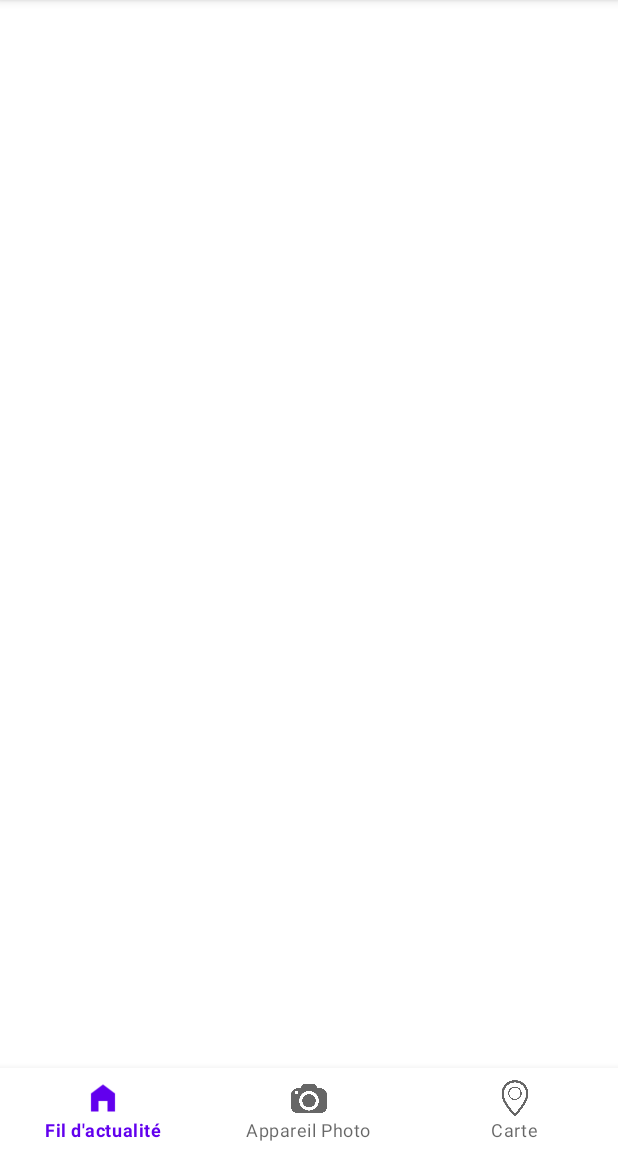
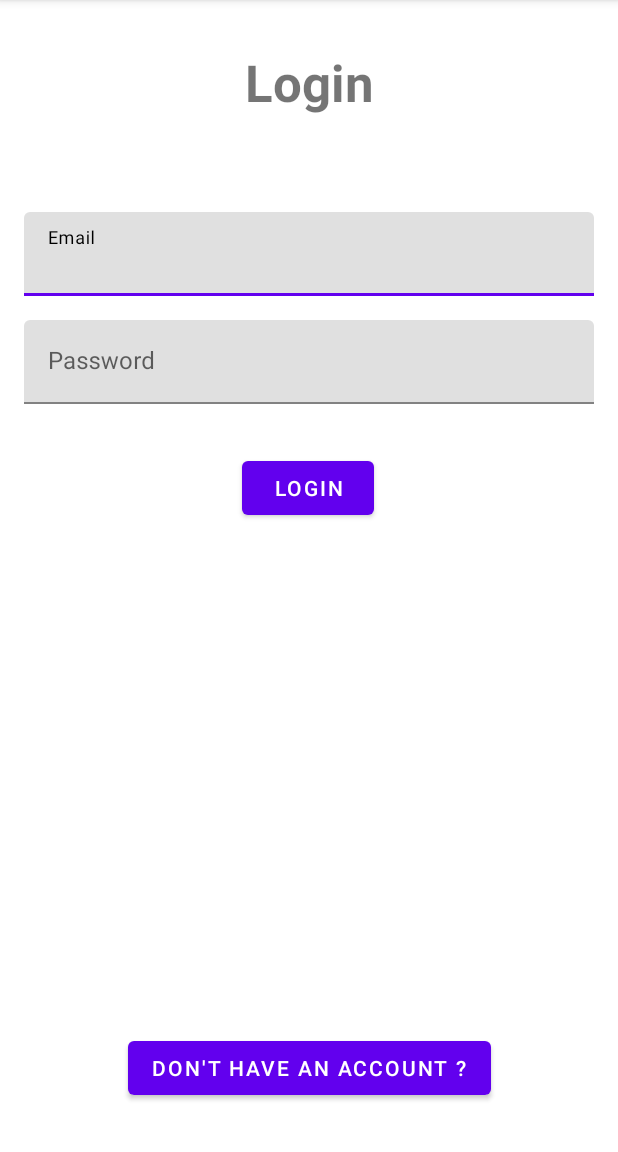
Before and after one commit to AlexandreDeluc/Tier-chaser, an Android app: the screen it shows after launch (HomeActivity before the commit, UserActivity after it), on a phone screen of 412 x 824 dp, the part 84-1236 px from its top. Run offline under Robolectric (Android 15) with nearby library versions, the phone set to English and light mode, and no system bars; our stand-ins replace Firebase (no records; nobody signed in at launch, a user with empty details on screens opened directly).

```diff
--- a/app/src/main/AndroidManifest.xml
+++ b/app/src/main/AndroidManifest.xml
@@ -1,6 +1,9 @@
 <?xml version="1.0" encoding="utf-8"?>
 <manifest xmlns:android="http://schemas.android.com/apk/res/android"
     package="fr.isen.deluc.tierchaser">
+
+    <uses-permission android:name="android.permission.WRITE_EXTERNAL_STORAGE" />
+    <uses-permission android:name="android.permission.READ_EXTERNAL_STORAGE" />
 
     <application
         android:allowBackup="true"
@@ -9,6 +12,9 @@
         android:roundIcon="@mipmap/ic_launcher_round"
         android:supportsRtl="true"
         android:theme="@style/Theme.TierChaser">
+        <activity
+            android:name=".UserActivity"
+            android:exported="false" />
         <activity
             android:name=".HomeActivity"
             android:exported="false" />
--- a/app/src/main/java/fr/isen/deluc/tierchaser/LoadingActivity.kt
+++ b/app/src/main/java/fr/isen/deluc/tierchaser/LoadingActivity.kt
@@ -20,7 +20,7 @@ class LoadingActivity : AppCompatActivity() {
         )
         Handler().postDelayed(
             {
-                val intent = Intent(this, HomeActivity::class.java)
+                val intent = Intent(this, UserActivity::class.java)
                 startActivity(intent)
                 finish()
             },
--- /dev/null
+++ b/app/src/main/java/fr/isen/deluc/tierchaser/LoginFragment.kt
@@ -0,0 +1,96 @@
+package fr.isen.deluc.tierchaser
+
+import android.content.Context
+import android.content.Intent
+import android.os.Bundle
+import android.text.TextUtils
+import android.util.Log
+import androidx.fragment.app.Fragment
+import android.view.LayoutInflater
+import android.view.View
+import android.view.ViewGroup
+import android.widget.Toast
+import com.google.firebase.auth.AuthResult
+import com.google.firebase.auth.FirebaseAuth
+import com.google.firebase.auth.FirebaseUser
+import com.google.firebase.auth.ktx.auth
+import com.google.firebase.ktx.Firebase
+import fr.isen.deluc.tierchaser.databinding.FragmentLoginBinding
+import fr.isen.deluc.tierchaser.databinding.FragmentRegisterBinding
+
+class LoginFragment : Fragment() {
+    private lateinit var binding: FragmentLoginBinding
+    private lateinit var auth: FirebaseAuth;
+    var interactor: UserActivityFragmentInteraction? = null
+
+
+
+    override fun onCreate(savedInstanceState: Bundle?) {
+        super.onCreate(savedInstanceState)
+        auth = Firebase.auth
+        }
+
+    override fun onAttach(context: Context) {
+        super.onAttach(context)
+        interactor = context as? UserActivityFragmentInteraction
+    }
+
+    override fun onCreateView(
+        inflater: LayoutInflater, container: ViewGroup?,
+        savedInstanceState: Bundle?
+    ): View? {
+        binding = FragmentLoginBinding.inflate(inflater, container, false)
+        return binding.root
+    }
+
+    override fun onViewCreated(view: View, savedInstanceState: Bundle?) {
+        super.onViewCreated(view, savedInstanceState)
+
+        binding.connectBtn.setOnClickListener {
+            when {
+                TextUtils.isEmpty(binding.email.text.toString().trim { it <= ' ' }) -> {
+                    Toast.makeText(activity, "Please enter an email", Toast.LENGTH_LONG).show()
+                }
+                TextUtils.isEmpty(binding.password.text.toString().trim { it <= ' ' }) -> {
+                    Toast.makeText(activity, "Please enter a password", Toast.LENGTH_LONG).show()
+                }
+
+                else -> {
+                    val email: String = binding.email.text.toString().trim() { it <= ' ' }
+                    val password: String = binding.password.text.toString().trim() { it <= ' ' }
+
+                    FirebaseAuth.getInstance().signInWithEmailAndPassword(email, password)
+                        .addOnCompleteListener { task ->
+                            if (task.isSuccessful) {
+                                Toast.makeText(
+                                    activity,
+                                    "You are registered successfully",
+                                    Toast.LENGTH_LONG
+                                ).show()
+
+                                val intent = Intent(activity, HomeActivity::class.java)
+                                intent.flags =
+                                    Intent.FLAG_ACTIVITY_NEW_TASK or Intent.FLAG_ACTIVITY_CLEAR_TASK
+                                intent.putExtra(
+                                    "user_id",
+                                    FirebaseAuth.getInstance().currentUser!!.uid
+                                )
+                                intent.putExtra("email_id", email)
+                                startActivity(intent)
+                            } else {
+                                Toast.makeText(
+                                    activity,
+                                    task.exception!!.message.toString(),
+                                    Toast.LENGTH_LONG
+                                ).show()
+                            }
+                        }
+
+                }
+            }
+        }
+        binding.noAccountBtn.setOnClickListener {
+            interactor?.showRegister()
+        }
+    }
+}
--- /dev/null
+++ b/app/src/main/java/fr/isen/deluc/tierchaser/UserActivity.kt
@@ -0,0 +1,67 @@
+package fr.isen.deluc.tierchaser
+
+import android.content.Intent
+import androidx.appcompat.app.AppCompatActivity
+import android.os.Bundle
+import android.widget.Toast
+import fr.isen.deluc.tierchaser.databinding.ActivityUserBinding
+
+interface UserActivityFragmentInteraction {
+    fun showLogin()
+    fun showRegister()
+    fun makeRequest(email:String?, password: String?, firstName: String?, lastName: String?, isFromLogin: Boolean)
+}
+
+class UserActivity : AppCompatActivity(), UserActivityFragmentInteraction {
+    private lateinit var binding: ActivityUserBinding
+    override fun onCreate(savedInstanceState: Bundle?) {
+        super.onCreate(savedInstanceState)
+        binding= ActivityUserBinding.inflate(layoutInflater)
+        setContentView(binding.root)
+
+        val fragment = LoginFragment()
+        supportFragmentManager.beginTransaction().add(R.id.fragmentAuthentification, fragment).commit()
+    }
+
+    override fun showLogin() {
+        val loginFragment = LoginFragment()
+        supportFragmentManager.beginTransaction().replace(R.id.fragmentAuthentification, loginFragment)
+            .commit()
+    }
+
+    override fun showRegister() {
+        val registerFragment = RegisterFragment()
+        supportFragmentManager.beginTransaction().replace(R.id.fragmentAuthentification, registerFragment)
+            .commit()
+    }
+
+    override fun makeRequest(
+        email: String?,
+        password: String?,
+        firstName: String?,
+        lastName: String?,
+        isFromLogin: Boolean
+    ) {
+        if (verifyInformation(email, password, firstName, lastName, isFromLogin)) {
+            val intent = Intent(this, HomeActivity::class.java)
+            startActivity(intent)
+        } else {
+            Toast.makeText(this, getString(R.string.invalidForm), Toast.LENGTH_LONG).show()
+        }
+    }
+
+    private fun verifyInformation(
+        email: String?,
+        password: String?,
+        firstName: String?,
+        lastName: String?,
+        isFromLogin: Boolean
+    ): Boolean {
+        var verified = (email?.isNotEmpty() == true && password?.count() ?: 0 >= 6)
+        if (!isFromLogin) {
+            verified =
+                verified && (firstName?.isNotEmpty() == true && lastName?.isNotEmpty() == true)
+        }
+        return verified
+    }
+}
--- /dev/null
+++ b/app/src/main/res/layout/activity_user.xml
@@ -0,0 +1,21 @@
+<?xml version="1.0" encoding="utf-8"?>
+<androidx.constraintlayout.widget.ConstraintLayout xmlns:android="http://schemas.android.com/apk/res/android"
+    xmlns:app="http://schemas.android.com/apk/res-auto"
+    xmlns:tools="http://schemas.android.com/tools"
+    android:layout_width="match_parent"
+    android:layout_height="match_parent"
+    tools:context=".UserActivity">
+
+    <FrameLayout
+        android:id="@+id/fragmentAuthentification"
+        android:layout_width="0dp"
+        android:layout_height="0dp"
+        app:layout_constraintBottom_toBottomOf="parent"
+        app:layout_constraintEnd_toEndOf="parent"
+        app:layout_constraintHorizontal_bias="1.0"
+        app:layout_constraintStart_toStartOf="parent"
+        app:layout_constraintTop_toTopOf="parent">
+
+    </FrameLayout>
+
+</androidx.constraintlayout.widget.ConstraintLayout>
--- /dev/null
+++ b/app/src/main/res/layout/fragment_login.xml
@@ -0,0 +1,80 @@
+<?xml version="1.0" encoding="utf-8"?>
+<androidx.constraintlayout.widget.ConstraintLayout xmlns:android="http://schemas.android.com/apk/res/android"
+    xmlns:app="http://schemas.android.com/apk/res-auto"
+    xmlns:tools="http://schemas.android.com/tools"
+    android:layout_width="match_parent"
+    android:layout_height="match_parent">
+
+    <TextView
+        android:id="@+id/titleLogIn"
+        android:layout_width="wrap_content"
+        android:layout_height="wrap_content"
+        android:layout_marginTop="32dp"
+        android:text="@string/loginTitle"
+        android:textSize="34sp"
+        android:textStyle="bold"
+        app:layout_constraintEnd_toEndOf="parent"
+        app:layout_constraintStart_toStartOf="parent"
+        app:layout_constraintTop_toTopOf="parent" />
+
+    <com.google.android.material.textfield.TextInputLayout
+        android:id="@+id/textInputLayout"
+        android:layout_width="0dp"
+        android:layout_height="wrap_content"
+        android:layout_marginStart="16dp"
+        android:layout_marginTop="64dp"
+        android:layout_marginEnd="16dp"
+        app:hintTextColor="@color/black"
+        app:layout_constraintEnd_toEndOf="parent"
+        app:layout_constraintHorizontal_bias="0.0"
+        app:layout_constraintStart_toStartOf="parent"
+        app:layout_constraintTop_toBottomOf="@+id/titleLogIn">
+
+        <com.google.android.material.textfield.TextInputEditText
+            android:id="@+id/email"
+            android:layout_width="match_parent"
+            android:layout_height="wrap_content"
+            android:hint="@string/email"
+            android:textColor="@color/black" />
+    </com.google.android.material.textfield.TextInputLayout>
+
+    <com.google.android.material.textfield.TextInputLayout
+        android:id="@+id/textInputLayout2"
+        android:layout_width="0dp"
+        android:layout_height="wrap_content"
+        android:layout_marginTop="16dp"
+        app:hintTextColor="@color/black"
+        app:layout_constraintEnd_toEndOf="@+id/textInputLayout"
+        app:layout_constraintStart_toStartOf="@+id/textInputLayout"
+        app:layout_constraintTop_toBottomOf="@+id/textInputLayout">
+
+        <com.google.android.material.textfield.TextInputEditText
+            android:id="@+id/password"
+            android:layout_width="match_parent"
+            android:layout_height="wrap_content"
+            android:hint="@string/password"
+            android:inputType="textPassword" />
+    </com.google.android.material.textfield.TextInputLayout>
+
+    <Button
+        android:id="@+id/connectBtn"
+        android:layout_width="wrap_content"
+        android:layout_height="wrap_content"
+        android:layout_marginTop="32dp"
+        android:text="@string/loginTitle"
+        app:layout_constraintEnd_toEndOf="parent"
+        app:layout_constraintHorizontal_bias="0.498"
+        app:layout_constraintStart_toStartOf="parent"
+        app:layout_constraintTop_toBottomOf="@+id/textInputLayout2" />
+
+    <Button
+        android:id="@+id/noAccountBtn"
+        android:layout_width="wrap_content"
+        android:layout_height="wrap_content"
+        android:layout_marginBottom="32dp"
+        android:text="@string/noAccountBtn"
+        app:layout_constraintBottom_toBottomOf="parent"
+        app:layout_constraintEnd_toEndOf="parent"
+        app:layout_constraintStart_toStartOf="parent" />
+
+</androidx.constraintlayout.widget.ConstraintLayout>
--- a/app/src/main/res/values/strings.xml
+++ b/app/src/main/res/values/strings.xml
@@ -2,5 +2,24 @@
     <string name="app_name">TierChaser</string>
     <string name="subtitle">The Guide of Antique Lovers</string>
     <string name="description">Find antique objects which are hard to find in a flea market using a simple picture</string>
-    <string name="hello_blank_fragment">Hello blank fragment</string>
+
+    // Authentification
+
+    <string name="validForm">The form is valid</string>
+    <string name="invalidForm">The form is invalid</string>
+    <string name="youLogIn">You sign in successfully !</string>
+
+        // Register
+
+    <string name="createAccount">Create an Account</string>
+    <string name="username">Username</string>
+    <string name="email">Email</string>
+    <string name="password">Password</string>
+    <string name="validateBtn">Validate</string>
+    <string name="alreadyBtn">Already have an account ?</string>
+
+        // Login
+
+    <string name="loginTitle">Login</string>
+    <string name="noAccountBtn">Don\'t have an account ?</string>
 </resources>
--- a/build.gradle
+++ b/build.gradle
@@ -1,4 +1,3 @@
-// Top-level build file where you can add configuration options common to all sub-projects/modules.
 buildscript {
     repositories {
         google()
@@ -7,6 +6,7 @@ buildscript {
     dependencies {
         classpath "com.android.tools.build:gradle:7.0.4"
         classpath "org.jetbrains.kotlin:kotlin-gradle-plugin:1.6.10"
+        classpath 'com.google.gms:google-services:4.3.10'
 
         // NOTE: Do not place your application dependencies here; they belong
         // in the individual module build.gradle files
```
Also changed, not shown: app/build.gradle (+7 -2 lines), app/src/main/java/fr/isen/deluc/tierchaser/HomeActivity.kt (+16 -4 lines), app/src/main/java/fr/isen/deluc/tierchaser/RegisterFragment.kt (added, +92 -0 lines), app/src/main/res/layout/activity_home.xml (+40 -11 lines), app/src/main/res/layout/fragment_register.xml (added, +93 -0 lines).
